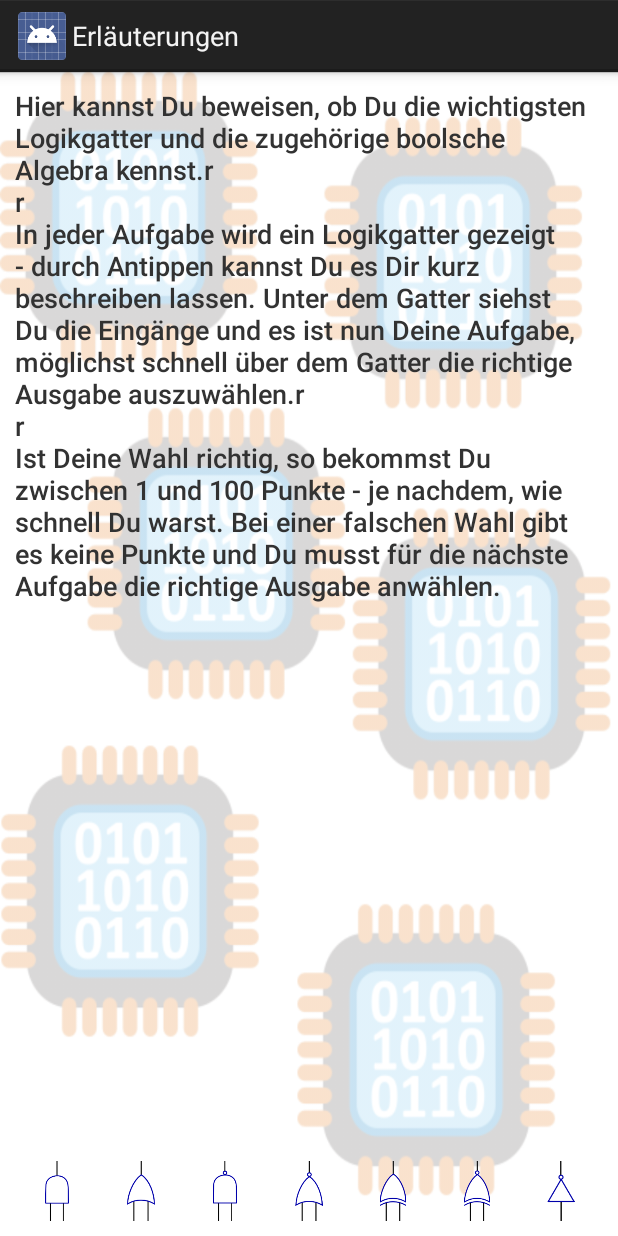
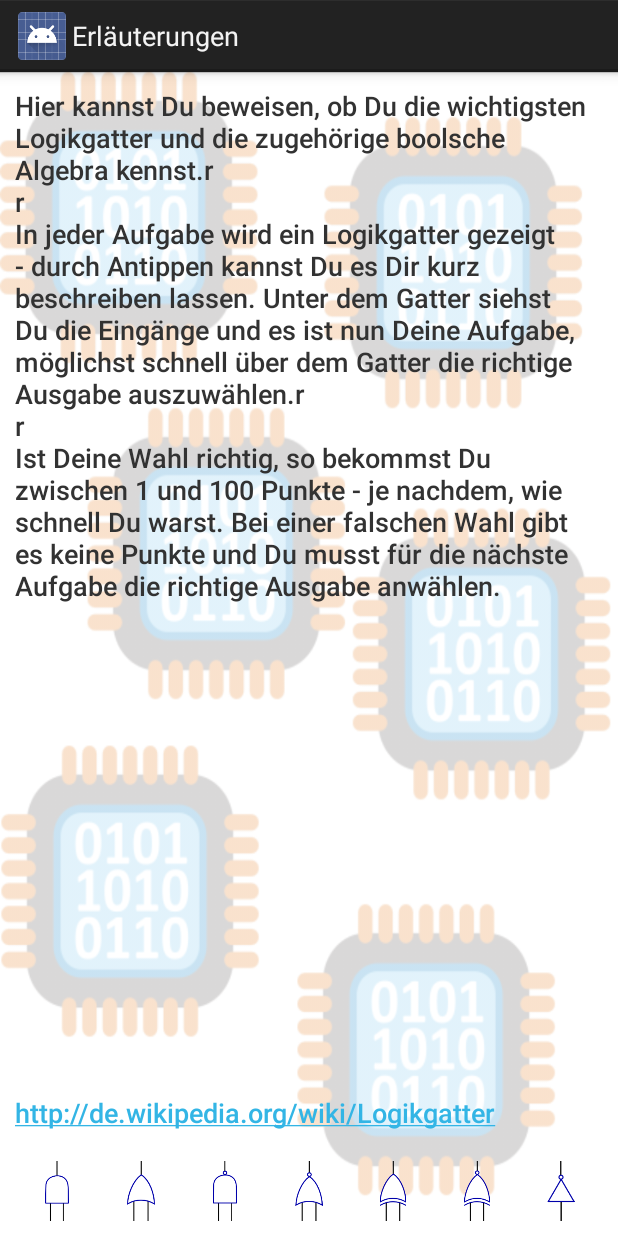
Before and after one commit to JMS-1/BoolIt, an Android app: the HelpScreen screen opened directly, with no data from a screen before it, on a phone screen of 412 x 824 dp. Run offline under Robolectric (Android 15) with nearby library versions, the phone set to English and light mode, and no system bars.

Commit message:
Minor help text improvments

```diff
--- a/app/build.gradle
+++ b/app/build.gradle
@@ -8,8 +8,8 @@ android {
         applicationId "net.psimarron.boolit"
         minSdkVersion 16
         targetSdkVersion 16
-        versionCode 2
-        versionName "1.1"
+        versionCode 3
+        versionName "1.2"
     }
     buildTypes {
         release {
--- a/app/src/main/res/layout/activity_help_screen.xml
+++ b/app/src/main/res/layout/activity_help_screen.xml
@@ -14,10 +14,22 @@
         android:layout_alignParentLeft="true"
         android:orientation="horizontal" />
 
+    <TextView
+        android:id="@+id/wiki_link"
+        style="@android:style/TextAppearance.DeviceDefault.Medium"
+        android:layout_width="match_parent"
+        android:layout_height="wrap_content"
+        android:layout_above="@id/calculator_list"
+        android:autoLink="web"
+        android:clickable="true"
+        android:paddingBottom="10dp"
+        android:paddingTop="10dp"
+        android:text="http://de.wikipedia.org/wiki/Logikgatter" />
+
     <ScrollView
         android:layout_width="match_parent"
         android:layout_height="wrap_content"
-        android:layout_above="@id/calculator_list"
+        android:layout_above="@id/wiki_link"
         android:layout_alignParentLeft="true"
         android:layout_alignParentTop="true">
 
--- a/app/src/main/res/values/strings.xml
+++ b/app/src/main/res/values/strings.xml
@@ -15,8 +15,8 @@
     <string name="short_not">NICHT (Negation)</string>
 
     <string name="long_and">Der Ausgang dieses Logikgatters ist nur dann gesetzt, wenn beide Eingänge gesetzt sind.</string>
-    <string name="long_nand">Der Ausgang dieses Logikgatters ist gesetzt, sobald einer der beiden Eingänge nicht gesetzt ist.</string>
-    <string name="long_or">Der Ausgang dieses Logikgatters ist gesetzt, sobald irgendeiner der beiden Eingänge gesetzt ist.</string>
+    <string name="long_nand">Der Ausgang dieses Logikgatters ist gesetzt, wenn mindestens einer der beiden Eingänge nicht gesetzt ist.</string>
+    <string name="long_or">Der Ausgang dieses Logikgatters ist gesetzt, wenn mindestens einer der beiden Eingänge gesetzt ist.</string>
     <string name="long_nor">Der Ausgang dieses Logikgatters ist nur dann gesetzt, wenn keiner der beiden Eingänge gesetzt ist.</string>
     <string name="long_xor">Der Ausgang dieses Logikgatters ist immer dann gesetzt, wenn die beiden Eingänge unterschiedlich gesetzt sind.</string>
     <string name="long_xnor">Der Ausgang dieses Logikgatters ist immer dann gesetzt, wenn die beiden Eingänge identisch gesetzt sind.</string>
```
